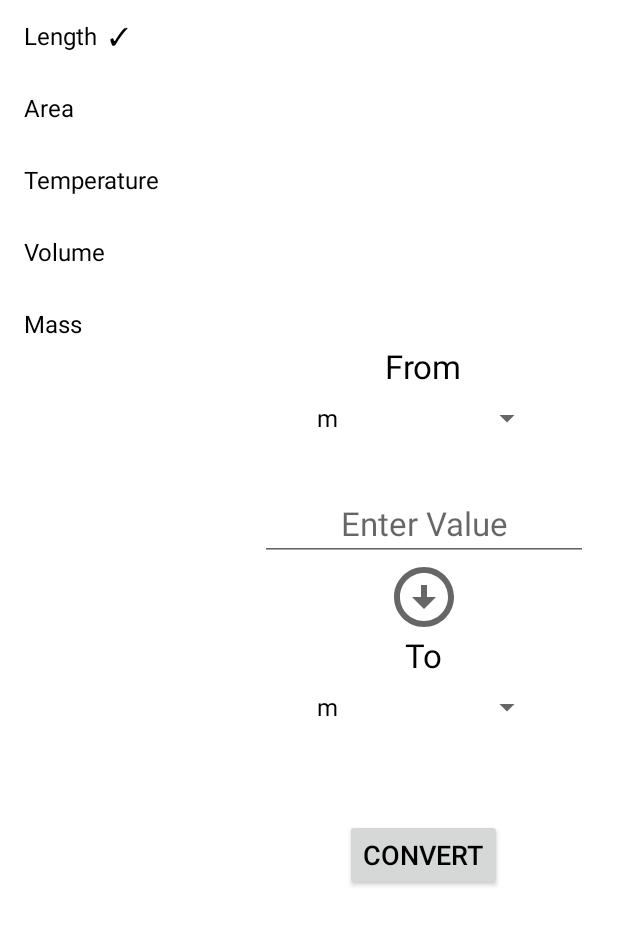
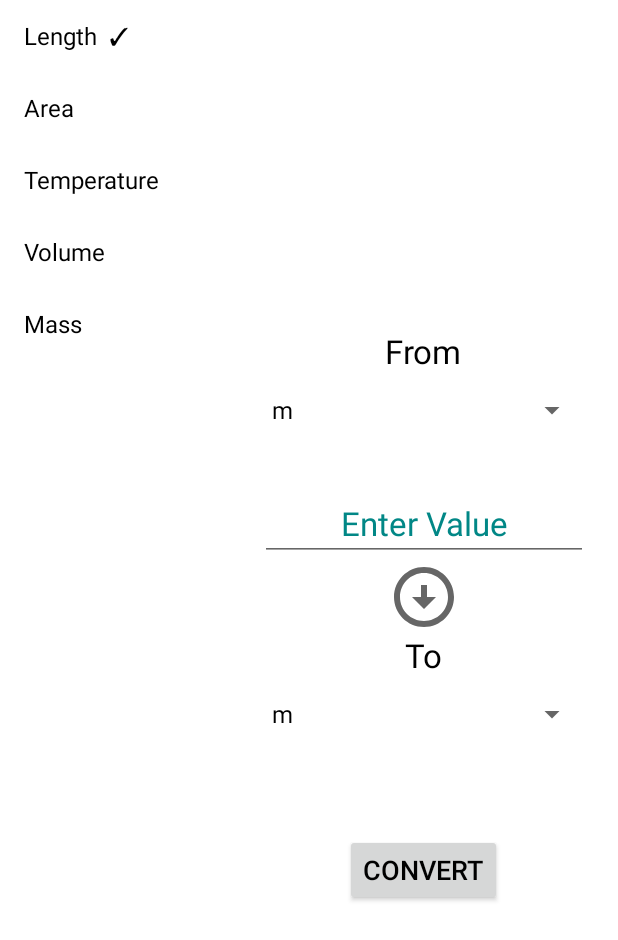
Before and after one commit to JohnX4321/Calculator, an Android app: the screen it shows after launch (ConvertorActivity), after a tap on "converter", on a phone screen of 412 x 824 dp. Shown: the top 940 px of the screen. Run offline under Robolectric (Android 15) with nearby library versions, the phone set to English and light mode, and no system bars; our stand-ins replace Room's generated code; libraries missing offline, so code that uses them is left out: com.udojava.evalex.

Commit message:
Ui improvements

```diff
--- a/app/src/main/AndroidManifest.xml
+++ b/app/src/main/AndroidManifest.xml
@@ -1,8 +1,8 @@
 <?xml version="1.0" encoding="utf-8"?>
 <manifest xmlns:android="http://schemas.android.com/apk/res/android"
     package="com.tzapps.calculator"
-    android:versionCode="6"
-    android:versionName="1.0.5"
+    android:versionCode="7"
+    android:versionName="1.0.6"
     android:installLocation="auto">
 
     <application
--- a/app/src/main/res/layout/activity_convertor.xml
+++ b/app/src/main/res/layout/activity_convertor.xml
@@ -31,9 +31,9 @@
 
         <androidx.appcompat.widget.AppCompatSpinner
             android:layout_width="match_parent"
-            android:layout_height="40dp"
-            android:layout_marginStart="50dp"
-            android:layout_marginEnd="50dp"
+            android:layout_height="50dp"
+            android:layout_marginStart="20dp"
+            android:layout_marginEnd="20dp"
             android:layout_marginBottom="25dp"
             android:id="@+id/fromConvertSpinner"
              />
@@ -46,6 +46,7 @@
             android:layout_marginEnd="20dp"
             android:textSize="22sp"
             android:hint="Enter Value"
+            android:textColorHint="@color/teal_700"
             android:gravity="center"
             android:inputType="numberDecimal"
             android:id="@+id/fromInput"
@@ -56,7 +57,8 @@
             android:layout_height="48dp"
             android:id="@+id/switchConversion"
             android:background="@android:color/transparent"
-            android:src="@drawable/ic_baseline_arrow_circle_down_24" />
+            android:src="@drawable/ic_baseline_arrow_circle_down_24"
+            android:contentDescription="Convert To"/>
 
 
         <TextView
@@ -68,9 +70,9 @@
 
         <androidx.appcompat.widget.AppCompatSpinner
             android:layout_width="match_parent"
-            android:layout_height="40dp"
-            android:layout_marginStart="50dp"
-            android:layout_marginEnd="50dp"
+            android:layout_height="50dp"
+            android:layout_marginStart="20dp"
+            android:layout_marginEnd="20dp"
             android:layout_marginBottom="25dp"
             android:id="@+id/toConvertSpinner"
             />
--- a/app/src/main/res/values-night/themes.xml
+++ b/app/src/main/res/values-night/themes.xml
@@ -12,6 +12,7 @@
         <!-- Customize your theme here. -->
         <item name="android:statusBarColor">@color/black</item>
         <item name="android:textColor">@color/white</item>
+        <item name="hintTextColor">@color/white</item>
     </style>
 
     <style name="ButtonStyle">
--- a/app/src/main/res/values/strings.xml
+++ b/app/src/main/res/values/strings.xml
@@ -8,5 +8,5 @@
     <string name="zero_dot">%s0.</string>
     <string name="dot">%s.</string>
     <string name="invalid">Invalid</string>
-    <string name="about_text">Note \n The mathematical calculation library used in this application is EvalEx library. \n The formula for calculation is based on the conversions available on the Internet.</string>
+    <string name="about_text">Note \n The mathematical calculation library used in this application is EvalEx library. \n The formula for conversion is based on the numerics available on the Internet.</string>
 </resources>
--- a/app/src/main/res/values/themes.xml
+++ b/app/src/main/res/values/themes.xml
@@ -10,8 +10,9 @@
         <item name="colorSecondaryVariant">@color/teal_700</item>
         <item name="colorOnSecondary">@color/black</item>
         <!-- Customize your theme here. -->
-        <item name="android:statusBarColor">@color/white</item>
+        <item name="android:statusBarColor">@color/black</item>
         <item name="android:textColor">@color/black</item>
+        <item name="hintTextColor">@color/black</item>
     </style>
 
     <style name="ButtonStyle" parent="Widget.AppCompat.ActionButton">
```
Also changed, not shown: app/src/main/java/com/tzapps/calculator/ConvertorActivity.kt (+12 -1 lines).
